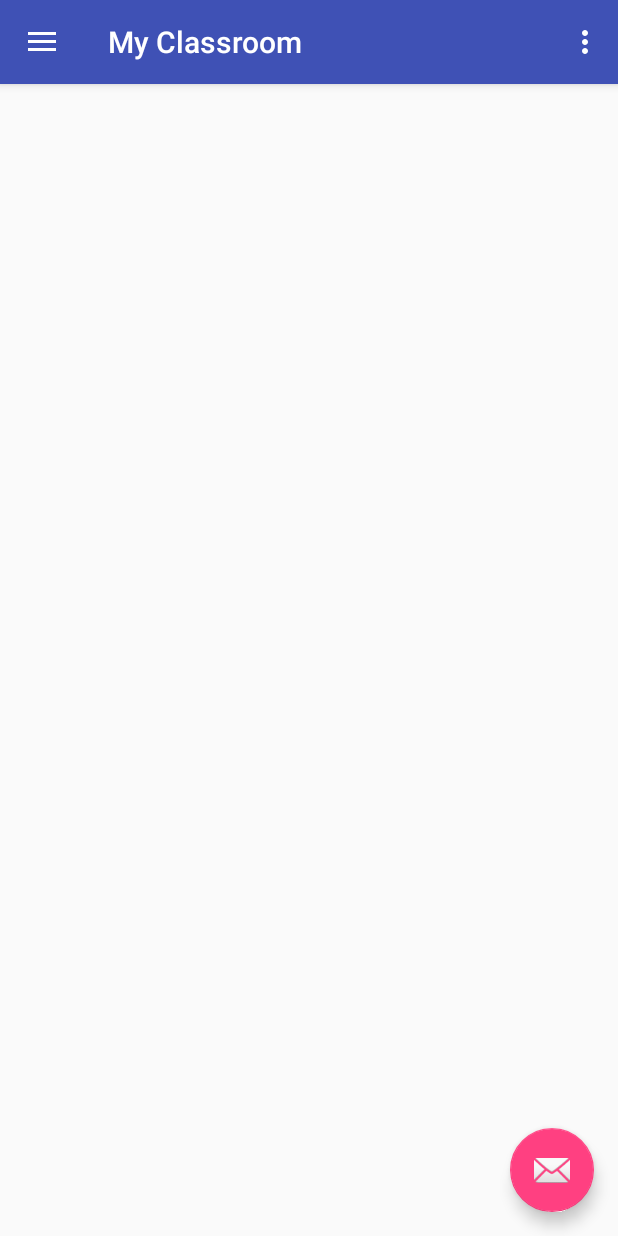
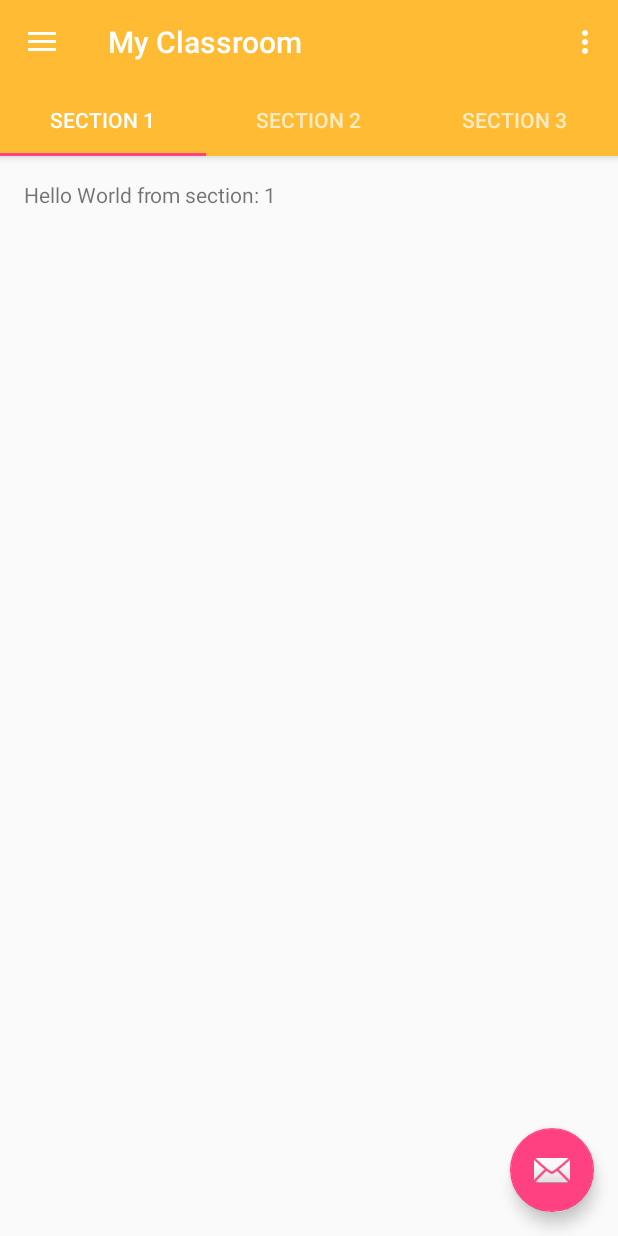
Before and after one commit to simarsingh24/MyClassroom, an Android app: the MainActivity screen opened directly, with no data from a screen before it, on a phone screen of 412 x 824 dp. Run offline under Robolectric (Android 15) with nearby library versions, the phone set to English and light mode, and no system bars.

Commit message:
added tab views in MainActivity

```diff
--- a/app/src/main/java/com/svnit/harsimar/myclassroom/MainActivity.java
+++ b/app/src/main/java/com/svnit/harsimar/myclassroom/MainActivity.java
@@ -5,8 +5,10 @@ import android.os.Bundle;
 import android.support.annotation.Nullable;
 import android.support.design.widget.FloatingActionButton;
 import android.support.design.widget.Snackbar;
+import android.support.design.widget.TabLayout;
 import android.support.v4.app.Fragment;
 import android.support.v4.app.FragmentManager;
+import android.support.v4.app.FragmentPagerAdapter;
 import android.support.v4.app.FragmentStatePagerAdapter;
 import android.support.v4.view.ViewPager;
 import android.util.Log;
@@ -27,6 +29,9 @@ import android.widget.Toast;
 public class MainActivity extends AppCompatActivity
         implements NavigationView.OnNavigationItemSelectedListener {
 
+    private ClassesAndUpdatesPagerAdapter mClasesAndUpdatesPagerAdapter;
+    private ViewPager mClassesAndUpdatesViewPager;
+
     @Override
     protected void onCreate(Bundle savedInstanceState) {
         super.onCreate(savedInstanceState);
@@ -34,6 +39,11 @@ public class MainActivity extends AppCompatActivity
         Toolbar toolbar = (Toolbar) findViewById(R.id.toolbar);
         setSupportActionBar(toolbar);
 
+        mClasesAndUpdatesPagerAdapter=new ClassesAndUpdatesPagerAdapter(getSupportFragmentManager());
+        mClassesAndUpdatesViewPager = (ViewPager) findViewById(R.id.classesAndUpdates_pager);
+        mClassesAndUpdatesViewPager.setAdapter(mClasesAndUpdatesPagerAdapter);
+        TabLayout tabLayout = (TabLayout) findViewById(R.id.classesAndUpdates_tabs);
+        tabLayout.setupWithViewPager(mClassesAndUpdatesViewPager);
 
         FloatingActionButton fab = (FloatingActionButton) findViewById(R.id.fab);
         fab.setOnClickListener(new View.OnClickListener() {
@@ -116,4 +126,61 @@ public class MainActivity extends AppCompatActivity
         drawer.closeDrawer(GravityCompat.START);
         return true;
     }
+
+    public static class PlaceholderFragment extends Fragment {
+
+        private static final String ARG_SECTION_NUMBER = "section_number";
+
+        public static PlaceholderFragment newInstance(int sectionNumber) {
+            PlaceholderFragment fragment = new PlaceholderFragment();
+            Bundle args = new Bundle();
+            args.putInt(ARG_SECTION_NUMBER, sectionNumber);
+            fragment.setArguments(args);
+            return fragment;
+        }
+
+        @Override
+        public View onCreateView(LayoutInflater inflater, ViewGroup container,
+                                 Bundle savedInstanceState) {
+            View rootView = inflater.inflate(R.layout.fragment_main, container, false);
+            TextView textView = (TextView) rootView.findViewById(R.id.section_label);
+            textView.setText(getString(R.string.section_format, getArguments().getInt(ARG_SECTION_NUMBER)));
+            return rootView;
+        }
+
+    }
+    public class ClassesAndUpdatesPagerAdapter extends FragmentPagerAdapter {
+
+        public ClassesAndUpdatesPagerAdapter(FragmentManager fm) {
+            super(fm);
+        }
+
+        @Override
+        public Fragment getItem(int position) {
+            // getItem is called to instantiate the fragment for the given page.
+            // Return a PlaceholderFragment (defined as a static inner class below).
+            return PlaceholderFragment.newInstance(position + 1);
+        }
+
+        @Override
+        public int getCount() {
+            // Show 3 total pages.
+            return 3;
+        }
+
+        @Override
+        public CharSequence getPageTitle(int position) {
+            switch (position) {
+                case 0:
+                    return "SECTION 1";
+                case 1:
+                    return "SECTION 2";
+                case 2:
+                    return "SECTION 3";
+            }
+            return null;
+        }
+    }
+
+
 }
--- a/app/src/main/res/layout/app_bar_main.xml
+++ b/app/src/main/res/layout/app_bar_main.xml
@@ -17,10 +17,23 @@
             android:layout_height="?attr/actionBarSize"
             android:background="?attr/colorPrimary"
             app:popupTheme="@style/AppTheme.PopupOverlay" />
+        <android.support.design.widget.TabLayout
+            android:id="@+id/classesAndUpdates_tabs"
+            android:layout_width="match_parent"
+            android:layout_height="wrap_content" />
 
     </android.support.design.widget.AppBarLayout>
 
-    <include layout="@layout/content_main" />
+    <RelativeLayout
+        android:layout_width="match_parent"
+        android:layout_height="match_parent"
+        app:layout_behavior="@string/appbar_scrolling_view_behavior">
+        <android.support.v4.view.ViewPager
+            android:layout_width="match_parent"
+            android:layout_height="match_parent"
+            android:id="@+id/classesAndUpdates_pager">
+        </android.support.v4.view.ViewPager>
+    </RelativeLayout>
 
     <android.support.design.widget.FloatingActionButton
         android:id="@+id/fab"
--- a/app/src/main/res/layout/content_main.xml
+++ /dev/null
@@ -1,15 +0,0 @@
-<?xml version="1.0" encoding="utf-8"?>
-<RelativeLayout
-    xmlns:app="http://schemas.android.com/apk/res-auto"
-    xmlns:tools="http://schemas.android.com/tools"
-    android:layout_width="match_parent"
-    android:layout_height="match_parent"
-    app:layout_behavior="@string/appbar_scrolling_view_behavior"
-    tools:context="com.svnit.harsimar.myclassroom.MainActivity"
-    xmlns:android="http://schemas.android.com/apk/res/android" >
-    <android.support.v4.view.ViewPager
-        android:layout_width="match_parent"
-        android:layout_height="match_parent"
-        android:id="@+id/main_pager">
-    </android.support.v4.view.ViewPager>
-</RelativeLayout>
--- /dev/null
+++ b/app/src/main/res/layout/fragment_main.xml
@@ -0,0 +1,16 @@
+<RelativeLayout xmlns:android="http://schemas.android.com/apk/res/android"
+    xmlns:tools="http://schemas.android.com/tools"
+    android:layout_width="match_parent"
+    android:layout_height="match_parent"
+    android:paddingBottom="@dimen/activity_vertical_margin"
+    android:paddingLeft="@dimen/activity_horizontal_margin"
+    android:paddingRight="@dimen/activity_horizontal_margin"
+    android:paddingTop="@dimen/activity_vertical_margin"
+    tools:context="com.svnit.harsimar.myclassroom.MainActivity$PlaceholderFragment">
+
+    <TextView
+        android:id="@+id/section_label"
+        android:layout_width="wrap_content"
+        android:layout_height="wrap_content" />
+
+</RelativeLayout>
--- a/app/src/main/res/values/strings.xml
+++ b/app/src/main/res/values/strings.xml
@@ -7,5 +7,6 @@
     <string name="action_about">About</string>
     <string name="post_title">Post Title</string>
     <string name="post_description">Description</string>
+    <string name="section_format">Hello World from section: %1$d</string>
     <string name="submit_post">submit post</string>
 </resources>
--- a/app/src/main/res/values/styles.xml
+++ b/app/src/main/res/values/styles.xml
@@ -3,9 +3,12 @@
     <!-- Base application theme. -->
     <style name="AppTheme" parent="Theme.AppCompat.Light.DarkActionBar">
         <!-- Customize your theme here. -->
-        <item name="colorPrimary">@color/colorPrimary</item>
-        <item name="colorPrimaryDark">@color/colorPrimaryDark</item>
+        <!--item name="colorPrimary">@color/colorPrimary</item>
+        <item name="colorPrimaryDark">@color/colorPrimaryDark</item-->
+        <item name="colorPrimary">@android:color/holo_orange_light</item>
+        <item name="colorPrimaryDark">@android:color/holo_orange_dark</item>
         <item name="colorAccent">@color/colorAccent</item>
+
     </style>
 
     <style name="AppTheme.NoActionBar">
```
